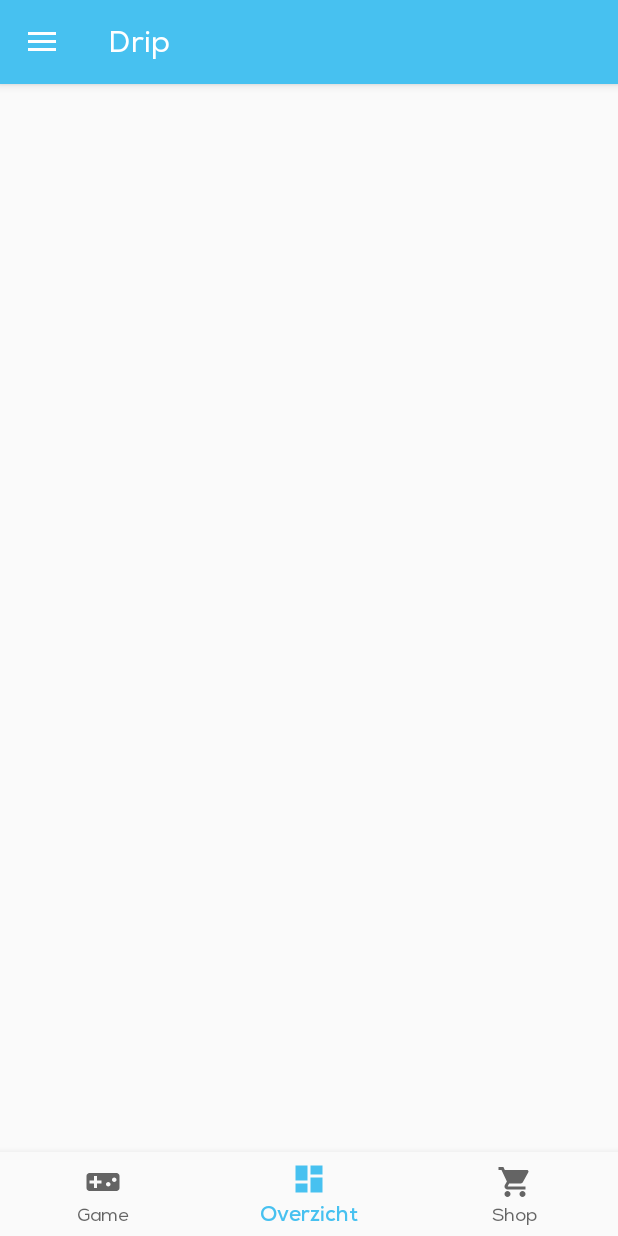
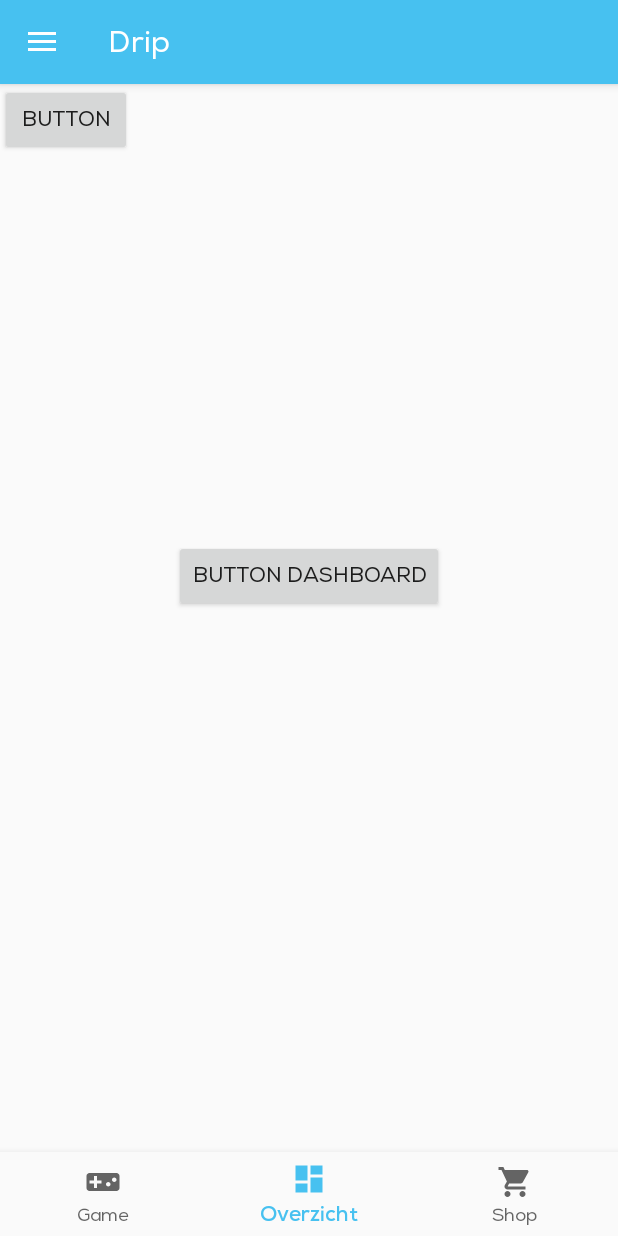
Before and after one commit to StijnVerhagen/Drip_App, an Android app: the screen it shows after launch (MainActivity), item 2 of the bottom bar chosen, on a phone screen of 412 x 824 dp. Run offline under Robolectric (Android 15) with nearby library versions, the phone set to English and light mode, and no system bars; our stand-ins replace Firebase (no records; nobody signed in at launch, a user with empty details on screens opened directly).

Commit message:
Minor edits

```diff
--- a/app/src/main/java/com/example/drip_application/DashboardFragment.java
+++ b/app/src/main/java/com/example/drip_application/DashboardFragment.java
@@ -1,6 +1,7 @@
 package com.example.drip_application;
 
 import android.os.Bundle;
+import android.util.Log;
 import android.view.LayoutInflater;
 import android.view.View;
 import android.view.ViewGroup;
@@ -15,4 +16,10 @@ import androidx.fragment.app.Fragment;
         public View onCreateView(@NonNull LayoutInflater inflater, @Nullable ViewGroup container, @Nullable Bundle savedInstanceState) {
             return inflater.inflate(R.layout.fragment_dashboard, container, false);
         }
+
+        public void buttonDashboard(View view) {
+            Log.i("Tag", "Deze knop werkt ook");
+
+        }
+
     }
--- a/app/src/main/java/com/example/drip_application/MainActivity.java
+++ b/app/src/main/java/com/example/drip_application/MainActivity.java
@@ -11,7 +11,9 @@ import androidx.fragment.app.Fragment;
 import android.accounts.Account;
 import android.content.Intent;
 import android.os.Bundle;
+import android.util.Log;
 import android.view.MenuItem;
+import android.view.View;
 
 import com.google.android.material.bottomnavigation.BottomNavigationView;
 import com.google.firebase.auth.FirebaseAuth;
@@ -103,4 +105,9 @@ public class MainActivity extends AppCompatActivity {
         startActivity(new Intent(getApplicationContext(), AccountBeheren.class));
 
     }
+
+    public void buttonDashboard(View view) {
+        Log.i("Tag", "Deze knop werkt");
+
+    }
 }
--- a/app/src/main/res/layout/activity_main.xml
+++ b/app/src/main/res/layout/activity_main.xml
@@ -45,10 +45,23 @@
                 app:title="Drip"
                 app:titleTextColor="#FFFFFF" />
 
+            <Button
+                android:id="@+id/buttontest"
+                android:layout_width="wrap_content"
+                android:layout_height="wrap_content"
+                android:text="Button"
+                app:layout_constraintBottom_toBottomOf="parent"
+                app:layout_constraintEnd_toEndOf="parent"
+                app:layout_constraintStart_toStartOf="parent"
+                app:layout_constraintTop_toTopOf="parent"
+                android:onClick="buttonDashboard"/>
+
+
             <FrameLayout
                 android:id="@+id/fragment_containerleft"
                 android:layout_width="match_parent"
-                android:layout_height="match_parent" />
+                android:layout_height="0dp" />
+
 
         </LinearLayout>
 
--- a/app/src/main/res/layout/fragment_dashboard.xml
+++ b/app/src/main/res/layout/fragment_dashboard.xml
@@ -4,4 +4,18 @@
     xmlns:tools="http://schemas.android.com/tools"
     android:orientation="vertical"
     android:layout_width="match_parent"
-    android:layout_height="match_parent"/>
+    android:layout_height="match_parent">
+
+    <Button
+        android:id="@+id/button"
+        android:layout_width="wrap_content"
+        android:layout_height="wrap_content"
+        android:text="Button dashboard"
+        app:layout_constraintBottom_toBottomOf="parent"
+        app:layout_constraintEnd_toEndOf="parent"
+        app:layout_constraintStart_toStartOf="parent"
+        app:layout_constraintTop_toTopOf="parent"
+        android:onClick="buttonDashboard"/>
+
+
+</androidx.constraintlayout.widget.ConstraintLayout>
```
